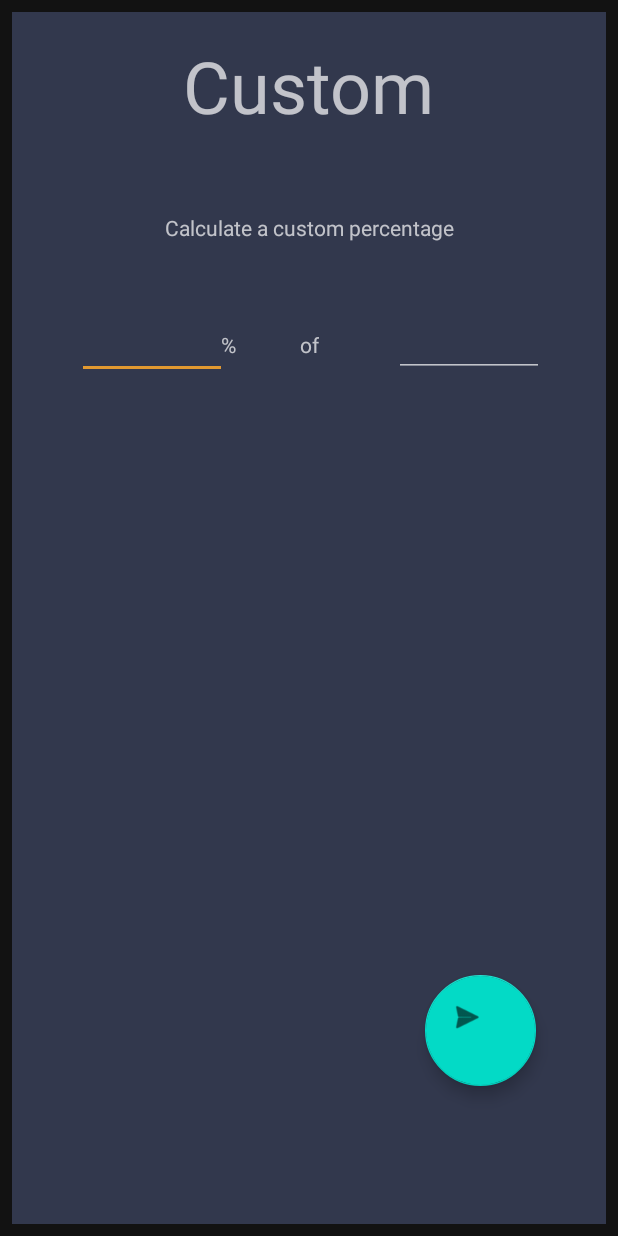
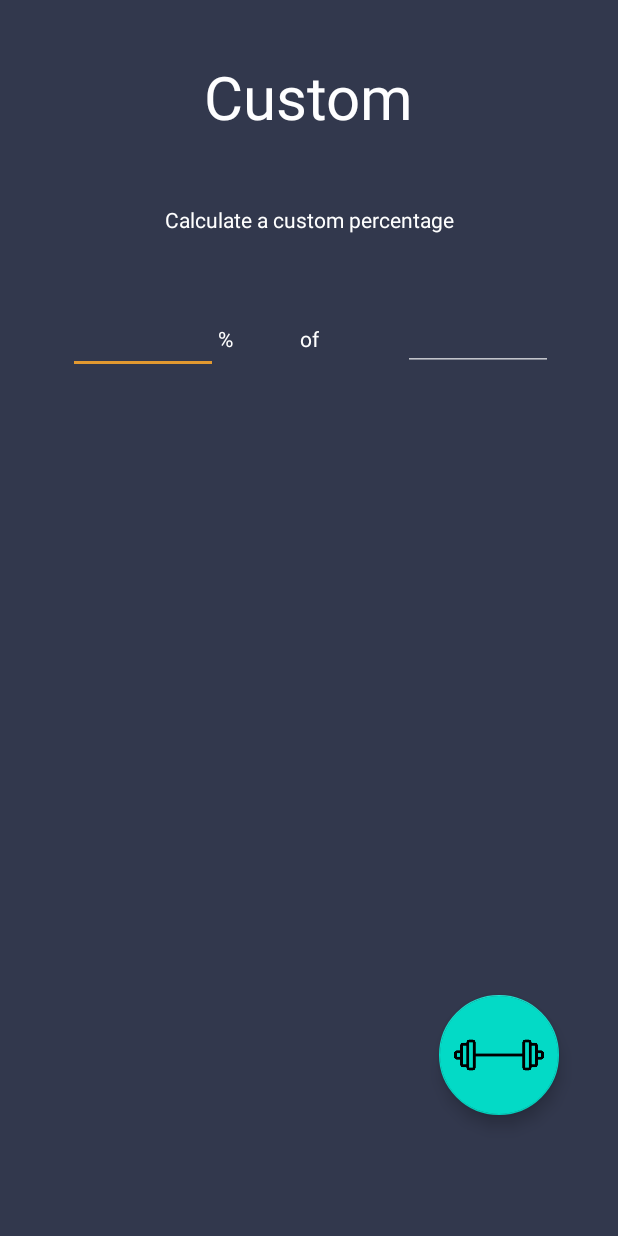
Before and after one commit to BudiGabe/Workout-Planner, an Android app: the screen it shows after launch (ScreenSlidePagerActivity), on a phone screen of 412 x 824 dp. Run offline under Robolectric (Android 15) with nearby library versions, the phone set to English and light mode, and no system bars.

Commit message:
Almost done

```diff
--- a/app/src/main/AndroidManifest.xml
+++ b/app/src/main/AndroidManifest.xml
@@ -9,6 +9,7 @@
         android:roundIcon="@mipmap/ic_launcher_round"
         android:supportsRtl="true"
         android:theme="@style/AppTheme">
+
         <activity android:name=".ScreenSlidePagerActivity">
             <intent-filter>
                 <action android:name="android.intent.action.MAIN" />
--- a/app/src/main/java/com/example/razok/percents/ScreenSlidePagerActivity.java
+++ b/app/src/main/java/com/example/razok/percents/ScreenSlidePagerActivity.java
@@ -6,6 +6,8 @@ import androidx.fragment.app.FragmentActivity;
 import androidx.fragment.app.FragmentStatePagerAdapter;
 import androidx.viewpager.widget.PagerAdapter;
 import androidx.viewpager.widget.ViewPager;
+
+import android.content.pm.ActivityInfo;
 import android.os.Bundle;
 
 public class ScreenSlidePagerActivity extends FragmentActivity {
@@ -17,6 +19,7 @@ public class ScreenSlidePagerActivity extends FragmentActivity {
     @Override
     protected void onCreate(Bundle savedInstanceState) {
         super.onCreate(savedInstanceState);
+        setRequestedOrientation(ActivityInfo.SCREEN_ORIENTATION_PORTRAIT);
         setContentView(R.layout.activity_view_pager);
         mPager = (ViewPager) findViewById(R.id.pager);
         mPagerAdapter = new ScreenSlidePagerAdapter(getSupportFragmentManager());
--- a/app/src/main/res/layout/activity_view_pager.xml
+++ b/app/src/main/res/layout/activity_view_pager.xml
@@ -10,12 +10,6 @@
         android:id="@+id/pager"
         android:layout_width="0dp"
         android:layout_height="0dp"
-        android:layout_marginStart="8dp"
-        android:layout_marginLeft="8dp"
-        android:layout_marginTop="8dp"
-        android:layout_marginEnd="8dp"
-        android:layout_marginRight="8dp"
-        android:layout_marginBottom="8dp"
         app:layout_constraintBottom_toBottomOf="parent"
         app:layout_constraintEnd_toEndOf="parent"
         app:layout_constraintStart_toStartOf="parent"
--- a/app/src/main/res/layout/fragment_custom.xml
+++ b/app/src/main/res/layout/fragment_custom.xml
@@ -9,7 +9,7 @@
 
     <RelativeLayout
         android:layout_width="388dp"
-        android:layout_height="357dp"
+        android:layout_height="386dp"
         android:layout_marginStart="5dp"
         android:layout_marginLeft="5dp"
         android:layout_marginEnd="4dp"
@@ -36,7 +36,9 @@
             android:layout_marginTop="0dp"
             android:layout_marginEnd="0dp"
             android:layout_marginRight="0dp"
-            android:layout_marginBottom="0dp">
+            android:layout_marginBottom="0dp"
+            android:divider="@color/colorAccent"
+            android:showDividers="middle">
 
         </TableLayout>
 
@@ -81,6 +83,7 @@
         android:layout_marginRight="8dp"
         android:layout_marginBottom="8dp"
         android:text="of"
+        android:textColor="@android:color/background_light"
         app:layout_constraintBottom_toBottomOf="parent"
         app:layout_constraintEnd_toEndOf="parent"
         app:layout_constraintStart_toStartOf="parent"
@@ -118,6 +121,7 @@
         android:layout_marginRight="8dp"
         android:layout_marginBottom="8dp"
         android:text="Calculate a custom percentage"
+        android:textColor="@android:color/background_light"
         app:layout_constraintBottom_toBottomOf="parent"
         app:layout_constraintEnd_toEndOf="parent"
         app:layout_constraintStart_toStartOf="parent"
@@ -126,8 +130,8 @@
 
     <com.google.android.material.floatingactionbutton.FloatingActionButton
         android:id="@+id/calculateButton"
-        android:layout_width="74dp"
-        android:layout_height="135dp"
+        android:layout_width="80dp"
+        android:layout_height="150dp"
         android:layout_marginStart="8dp"
         android:layout_marginLeft="8dp"
         android:layout_marginTop="8dp"
@@ -135,13 +139,17 @@
         android:layout_marginRight="8dp"
         android:layout_marginBottom="8dp"
         android:clickable="true"
-        android:src="@android:drawable/ic_menu_send"
+        android:src="@drawable/barbell"
+        android:tint="@color/colorPrimary"
+        app:fabCustomSize="80dp"
+        app:fabSize="auto"
         app:layout_constraintBottom_toBottomOf="parent"
         app:layout_constraintEnd_toEndOf="parent"
-        app:layout_constraintHorizontal_bias="0.874"
+        app:layout_constraintHorizontal_bias="0.9"
         app:layout_constraintStart_toStartOf="parent"
         app:layout_constraintTop_toTopOf="parent"
-        app:layout_constraintVertical_bias="0.883" />
+        app:layout_constraintVertical_bias="0.9"
+        app:maxImageSize="60dp" />
 
     <TextView
         android:id="@+id/textView"
@@ -155,11 +163,13 @@
         android:layout_marginBottom="8dp"
         android:text="Custom"
         android:textAppearance="@style/TextAppearance.MaterialComponents.Headline3"
+        android:textColor="@color/white"
+        android:textSize="40sp"
         app:layout_constraintBottom_toBottomOf="parent"
         app:layout_constraintEnd_toEndOf="parent"
         app:layout_constraintStart_toStartOf="parent"
         app:layout_constraintTop_toTopOf="parent"
-        app:layout_constraintVertical_bias="0.012" />
+        app:layout_constraintVertical_bias="0.039" />
 
     <TextView
         android:id="@+id/textView4"
@@ -172,6 +182,7 @@
         android:layout_marginRight="8dp"
         android:layout_marginBottom="8dp"
         android:text="%"
+        android:textColor="@android:color/background_light"
         app:layout_constraintBottom_toBottomOf="parent"
         app:layout_constraintEnd_toEndOf="parent"
         app:layout_constraintHorizontal_bias="0.355"
--- a/app/src/main/res/values/colors.xml
+++ b/app/src/main/res/values/colors.xml
@@ -3,4 +3,5 @@
     <color name="colorPrimary">#32384D</color>
     <color name="colorPrimaryDark">#211F30</color>
     <color name="colorAccent">#E29930</color>
+    <color name="white">#FEFEFF</color>
 </resources>
```
Also changed, not shown: app/src/main/java/com/example/razok/percents/FragmentCommon.java (+26 -5 lines), app/src/main/java/com/example/razok/percents/SimpleAdapter.java (deleted, +0 -33 lines), app/src/main/java/com/example/razok/percents/SimpleViewHolder.java (deleted, +0 -22 lines), app/src/main/java/com/example/razok/percents/SimpleViewModel.java (deleted, +0 -17 lines), app/src/main/res/layout/fragment_531.xml (+19 -11 lines), app/src/main/res/layout/fragment_bbb.xml (+22 -9 lines), app/src/main/res/layout/mein_view.xml (+5 -2 lines), app/src/main/res/layout/set_row.xml (deleted, +0 -27 lines), app/src/main/res/drawable/barbell.png (added).
